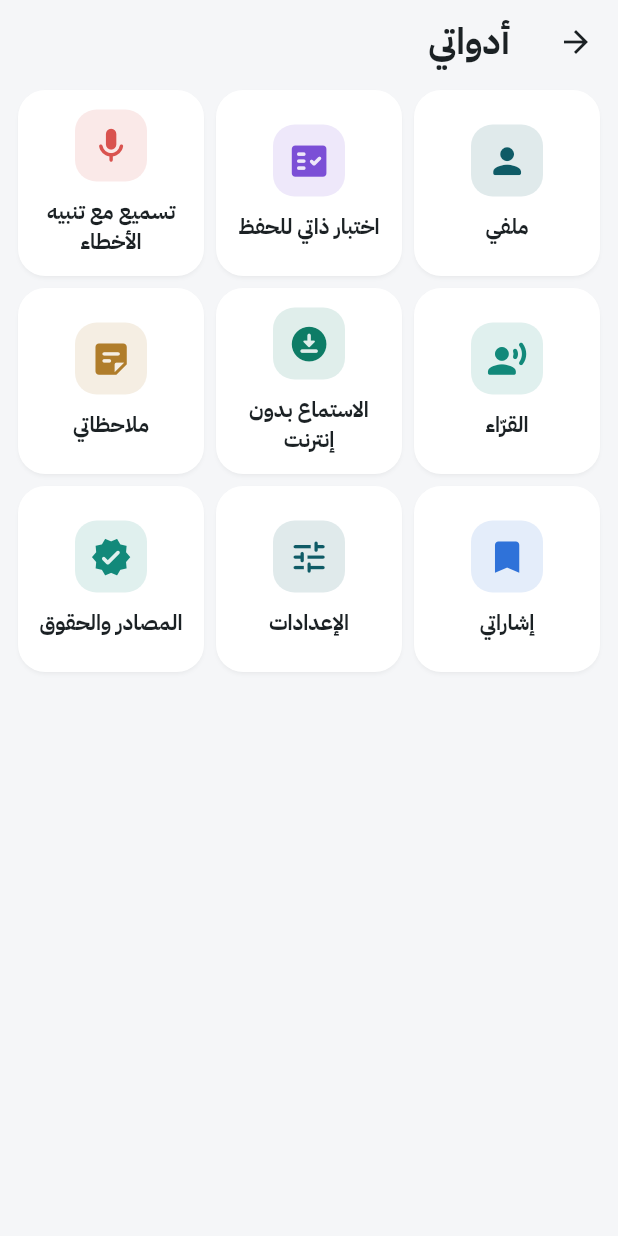
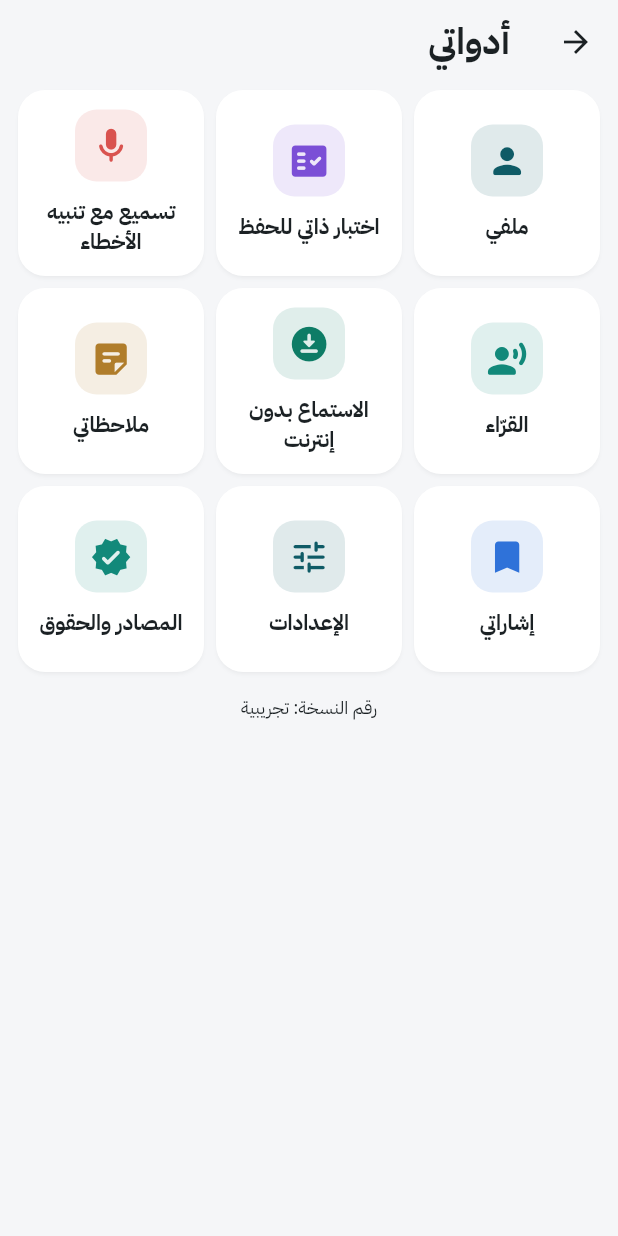
Before and after one commit to afhomsi/Quran, a Flutter app: the MoreScreen screen opened directly, on a phone screen of 412 x 824 dp. Run offline on Flutter 3.47's test engine with Material 3 defaults, Android fonts, the phone set to English and light mode, and no system bars; our stand-ins replace flutter_riverpod, just_audio, pdf, share_plus, shared_preferences, speech_to_text and 1 more; missing offline and left inert: record, sherpa_onnx; accounts and stored records are empty.

Commit message:
Show a version number in the app and on the download page
Ahmad's phone still ran a build from before the offline audio, though
the page had the newest. Give every phone build the CI run number, show
it at the bottom of the Tools tab and on the download page, and name
each download hifz-<number>.apk so an older file in the phone's
downloads is not opened by mistake.

Co-Authored-By: Claude Opus 5.5 (1M context) <noreply@anthropic.com>
Claude-Session: https://claude.ai/code/session_01MXdmsiNKRm2Xjn2LbfRwgn

```diff
--- /dev/null
+++ b/lib/app_build.dart
@@ -0,0 +1,3 @@
+/// The build number the phone builds are made with, from the CI run;
+/// empty in builds made by hand.
+const appBuild = String.fromEnvironment('APP_BUILD');
--- a/lib/features/more/more_screen.dart
+++ b/lib/features/more/more_screen.dart
@@ -1,6 +1,7 @@
 import 'package:flutter/material.dart';
 import 'package:flutter_riverpod/flutter_riverpod.dart';
 
+import '../../app_build.dart';
 import '../../audio/ayah_audio.dart';
 import '../../l10n/strings.dart';
 import '../../theme/app_theme.dart';
@@ -86,13 +87,30 @@ class MoreScreen extends ConsumerWidget {
 
     return Scaffold(
       appBar: AppBar(title: Text(t.tabMore)),
-      body: GridView.count(
-        crossAxisCount: 3,
-        padding: const EdgeInsets.fromLTRB(12, 4, 12, 16),
-        mainAxisSpacing: 8,
-        crossAxisSpacing: 8,
-        childAspectRatio: 1.0,
-        children: tiles,
+      body: CustomScrollView(
+        slivers: [
+          SliverPadding(
+            padding: const EdgeInsets.fromLTRB(12, 4, 12, 16),
+            sliver: SliverGrid.count(
+              crossAxisCount: 3,
+              mainAxisSpacing: 8,
+              crossAxisSpacing: 8,
+              childAspectRatio: 1.0,
+              children: tiles,
+            ),
+          ),
+          SliverToBoxAdapter(
+            child: Padding(
+              padding: const EdgeInsets.only(bottom: 24),
+              child: Text(
+                t.buildNumber(appBuild),
+                key: const ValueKey('build-number'),
+                textAlign: TextAlign.center,
+                style: Theme.of(context).textTheme.bodySmall,
+              ),
+            ),
+          ),
+        ],
       ),
     );
   }
```
Also changed, not shown: lib/l10n/strings_features.dart (+8 -0 lines), 2 other files.
